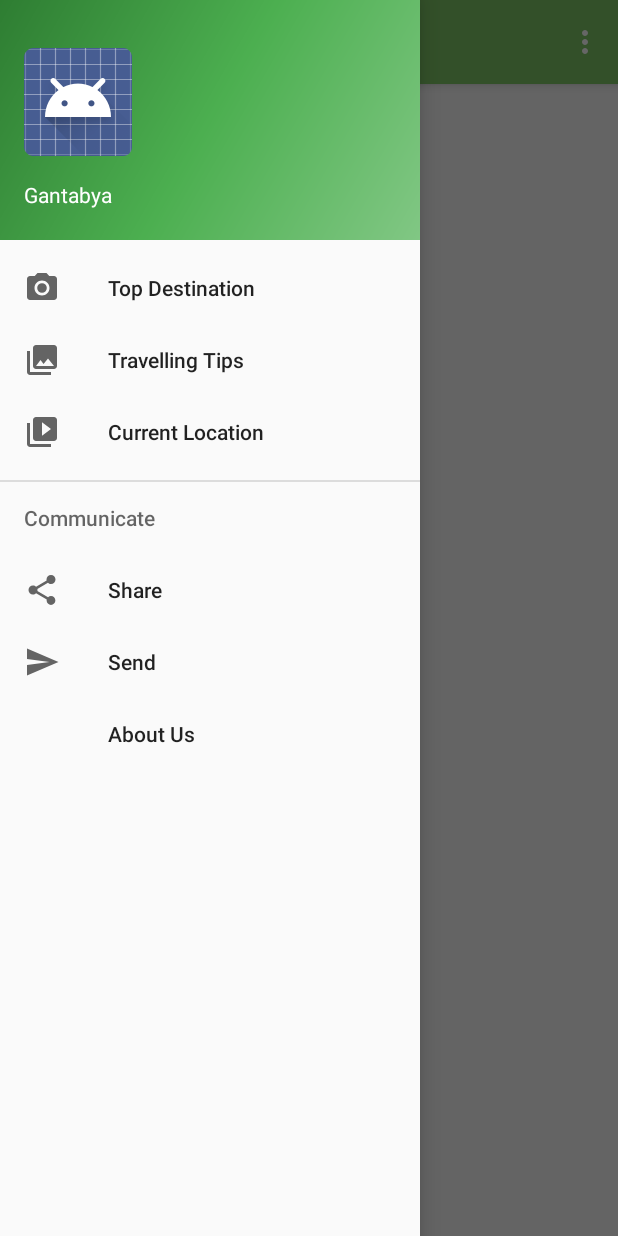
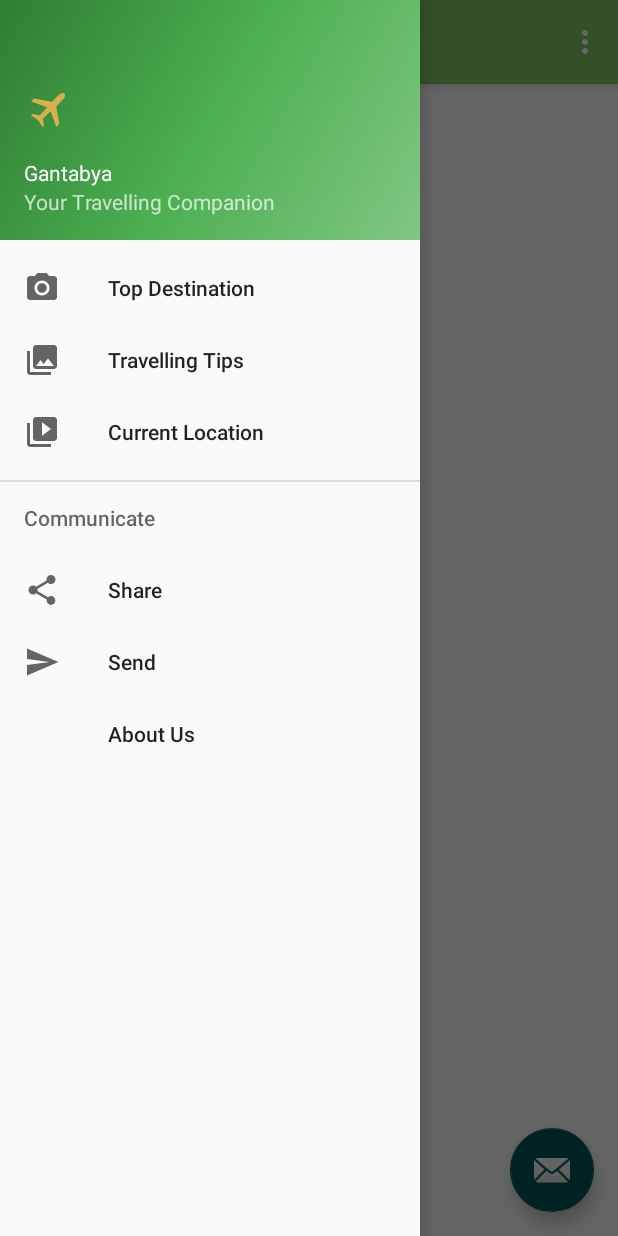
Before and after one commit to devu10/Project, an Android app: the screen it shows after launch (MainActivity), with the side drawer open, on a phone screen of 412 x 824 dp. Run offline under Robolectric (Android 15) with nearby library versions, the phone set to English and light mode, and no system bars.

Commit message:
second commit

```diff
--- a/SmartTravelCompanion/app/src/debug/res/values/google_maps_api.xml
+++ b/SmartTravelCompanion/app/src/debug/res/values/google_maps_api.xml
@@ -16,6 +16,6 @@
     string in this file.
     -->
     <string name="google_maps_key" templateMergeStrategy="preserve" translatable="false">
-        AIzaSyDoLyorm3UmssXagjGFaqvQoDzYK9Upg2E
+        AIzaSyB-SQU6SSi9OGkUJxvO9ViwPFVjEMflOkU
     </string>
 </resources>
--- a/SmartTravelCompanion/app/src/main/AndroidManifest.xml
+++ b/SmartTravelCompanion/app/src/main/AndroidManifest.xml
@@ -11,6 +11,8 @@
     -->
     <uses-permission android:name="android.permission.ACCESS_FINE_LOCATION" />
 
+    <!-- For checking current network state -->
+    <uses-permission android:name="android.permission.ACCESS_NETWORK_STATE"/>
 
 
     <application
--- a/SmartTravelCompanion/app/src/main/res/layout/activity_test.xml
+++ b/SmartTravelCompanion/app/src/main/res/layout/activity_test.xml
@@ -3,4 +3,8 @@
     android:orientation="vertical" android:layout_width="match_parent"
     android:layout_height="match_parent">
 
+    <TextView android:text="success"
+        android:layout_width="wrap_content"
+        android:layout_height="wrap_content"/>
+
 </LinearLayout>
--- a/SmartTravelCompanion/app/src/main/res/layout/app_bar_main.xml
+++ b/SmartTravelCompanion/app/src/main/res/layout/app_bar_main.xml
@@ -23,6 +23,14 @@
 
     <include layout="@layout/content_main" />
 
+    <android.support.design.widget.FloatingActionButton
+        android:id="@+id/fab"
+        android:layout_width="wrap_content"
+        android:layout_height="wrap_content"
+        android:layout_gravity="bottom|end"
+        android:layout_margin="@dimen/fab_margin"
+        android:src="@android:drawable/ic_dialog_email" />
+
 
 
 </android.support.design.widget.CoordinatorLayout>
--- a/SmartTravelCompanion/app/src/main/res/layout/content_main.xml
+++ b/SmartTravelCompanion/app/src/main/res/layout/content_main.xml
@@ -12,5 +12,10 @@
     tools:context="test.com.smarttravelcompanion.MainActivity"
     tools:showIn="@layout/app_bar_main">
 
+    <TextView
+        android:layout_width="wrap_content"
+        android:layout_height="wrap_content"
+        android:text="test"/>
+
 
 </RelativeLayout>
--- a/SmartTravelCompanion/app/src/main/res/layout/nav_header_main.xml
+++ b/SmartTravelCompanion/app/src/main/res/layout/nav_header_main.xml
@@ -16,7 +16,7 @@
         android:layout_width="wrap_content"
         android:layout_height="wrap_content"
         android:paddingTop="@dimen/nav_header_vertical_spacing"
-        android:src="@android:drawable/sym_def_app_icon" />
+        android:src="@drawable/ic_action_name" />
 
     <TextView
         android:layout_width="match_parent"
--- a/SmartTravelCompanion/app/src/main/res/menu/main.xml
+++ b/SmartTravelCompanion/app/src/main/res/menu/main.xml
@@ -4,6 +4,6 @@
     <item
         android:id="@+id/action_settings"
         android:orderInCategory="100"
-        android:title="@string/action_settings"
+        android:title="something to be add"
         app:showAsAction="never" />
 </menu>
```
Also changed, not shown: SmartTravelCompanion/app/src/main/java/test/com/smarttravelcompanion/MainActivity.java (+12 -2 lines), SmartTravelCompanion/app/src/main/java/test/com/smarttravelcompanion/maps/CurrentLocation.java (+77 -9 lines), SmartTravelCompanion/app/src/main/java/test/com/smarttravelcompanion/utility/Utility.java (added, +23 -0 lines), SmartTravelCompanion/app/src/main/res/drawable-hdpi/ic_action_name.png (added), SmartTravelCompanion/app/src/main/res/drawable-mdpi/ic_action_name.png (added), SmartTravelCompanion/app/src/main/res/drawable-xhdpi/ic_action_name.png (added), SmartTravelCompanion/app/src/main/res/drawable-xxhdpi/ic_action_name.png (added), SmartTravelCompanion/app/src/main/res/drawable/ic_action_name.png (added).
